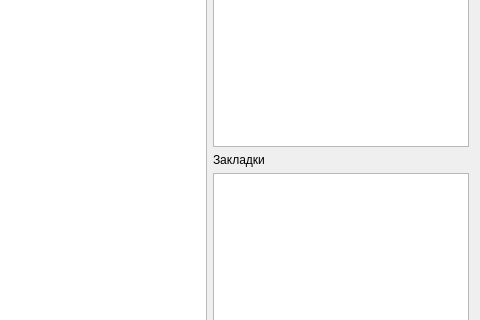
First picture: the form in mainwindow.ui, repository File5/BookReader, before the edit; both pictures show x 320 to 800 and y 157 to 477 of the 800 by 600 pixel window.
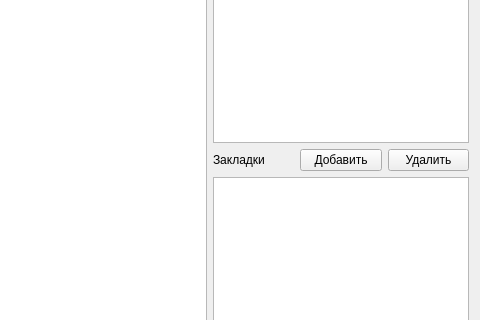
Second picture: the form after the edit.

Commit message: Add/remove bookmark

Diff of the .ui file:
```diff
--- a/mainwindow.ui
+++ b/mainwindow.ui
@@ -37,11 +37,29 @@
          </widget>
         </item>
         <item>
+         <layout class="QHBoxLayout" name="bookmarkControlLayout">
+          <item>
          <widget class="QLabel" name="label">
           <property name="text">
            <string>Закладки</string>
           </property>
          </widget>
+          </item>
+          <item>
+           <widget class="QPushButton" name="addBookmarkButton">
+            <property name="text">
+             <string>Добавить</string>
+            </property>
+           </widget>
+          </item>
+          <item>
+           <widget class="QPushButton" name="removeBookmarkButton">
+            <property name="text">
+             <string>Удалить</string>
+            </property>
+           </widget>
+          </item>
+         </layout>
         </item>
         <item>
          <widget class="QListWidget" name="bookmarkList">
```
Lines whose indentation alone changed are shown as unchanged. The commit also changes 4 other files.
